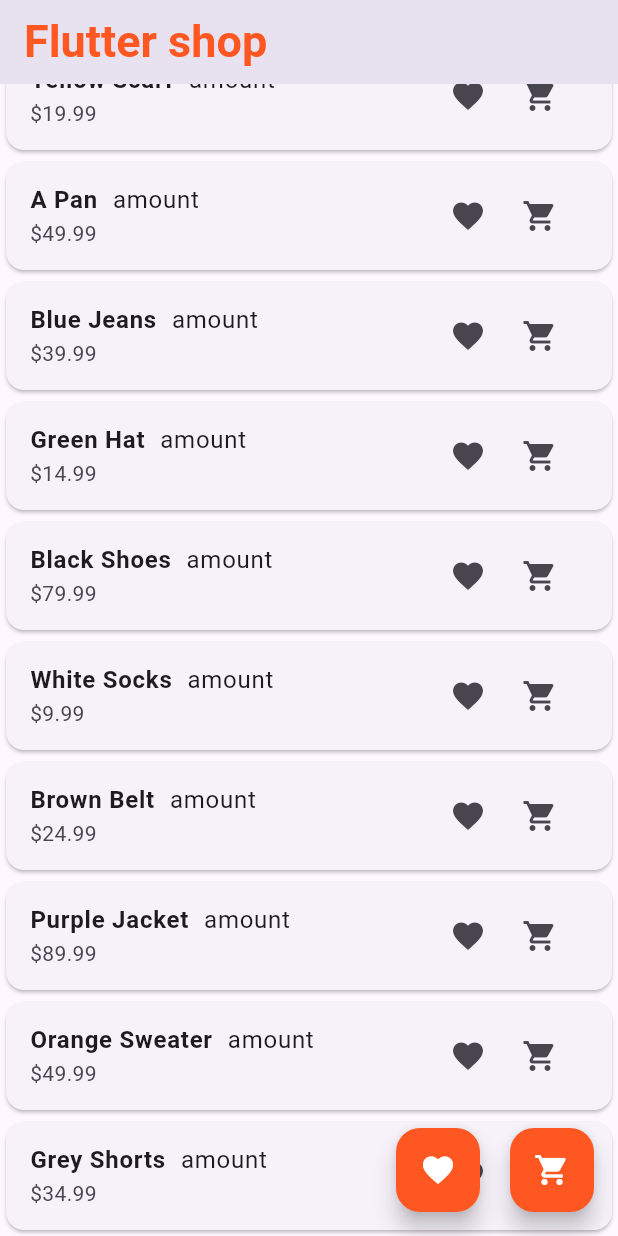
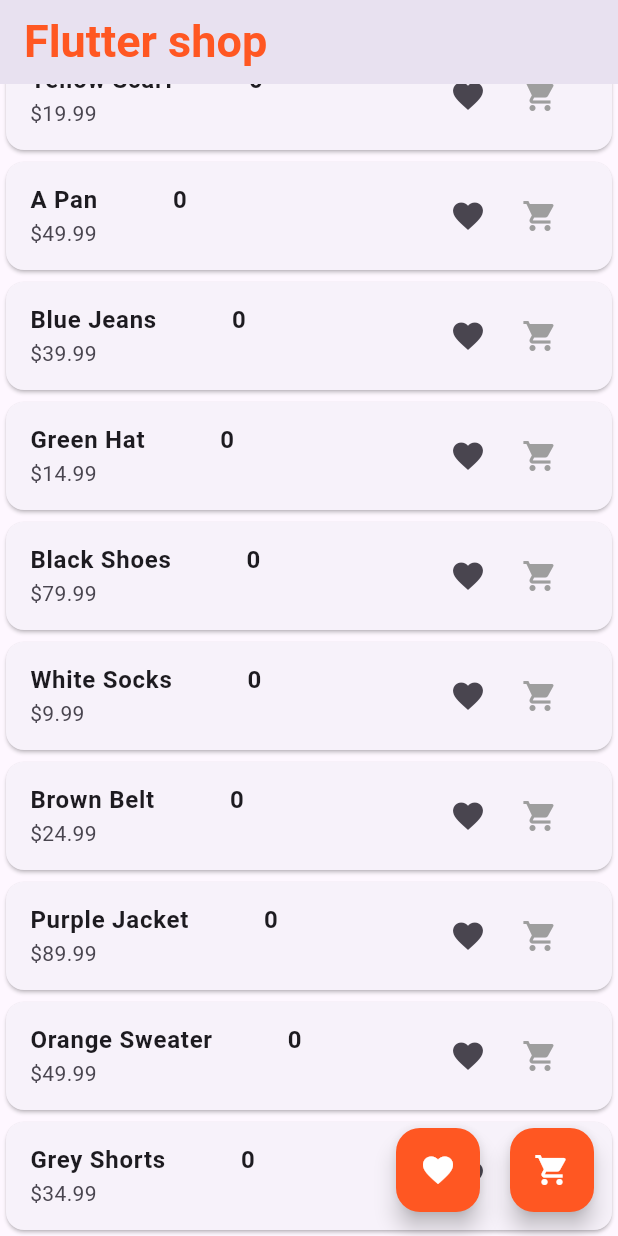
Before and after one commit to pradeepjayathilaka/Flutter_provider, a Flutter app: the screen it shows after launch, scrolled down 192 dp, on a phone screen of 412 x 824 dp. Run offline on Flutter 3.47's test engine with Material 3 defaults, Android fonts, the phone set to English and light mode, and no system bars.

Commit message:
Enhance cart and product pages with improved UI and functionality for item removal and quantity display

```diff
--- a/lib/pages/product_page.dart
+++ b/lib/pages/product_page.dart
@@ -81,10 +81,16 @@ class ProductPage extends StatelessWidget {
                         ),
                       ),
                       SizedBox(
-                        width: 10,
+                        width: 50,
                       ),
                       Text(
-                        "amount",
+                        cartProvider.items.containsKey(product.id)
+                            ? cartProvider.items[product.id]!.quantity
+                                .toString()
+                            : "0",
+                        style: TextStyle(
+                          fontWeight: FontWeight.bold,
+                        ),
                       )
                     ],
                   ),
@@ -105,8 +111,19 @@ class ProductPage extends StatelessWidget {
                             product.price,
                             product.title,
                           );
+                          ScaffoldMessenger.of(context).showSnackBar(
+                            SnackBar(
+                              content: Text("Added to Cart!"),
+                              duration: Duration(seconds: 1),
+                            ),
+                          );
                         },
-                        icon: Icon(Icons.shopping_cart),
+                        icon: Icon(
+                          Icons.shopping_cart,
+                          color: cartProvider.items.containsKey(product.id)
+                              ? Colors.deepOrange
+                              : Colors.grey,
+                        ),
                       ),
                     ],
                   ),
```
Also changed, not shown: lib/pages/cart_page.dart (+46 -2 lines), lib/providers/card_provider.dart (+27 -2 lines).
